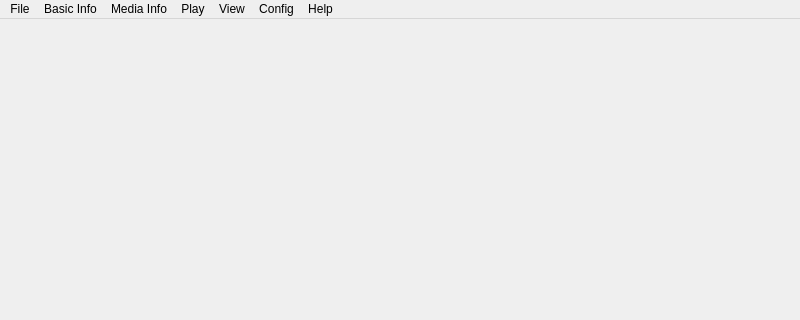
SunStorm2018/media-debuger, file src/mainwindow.ui: the form before one commit; both pictures show x 0 to 800 and y 0 to 320 of the 800 by 500 pixel window.
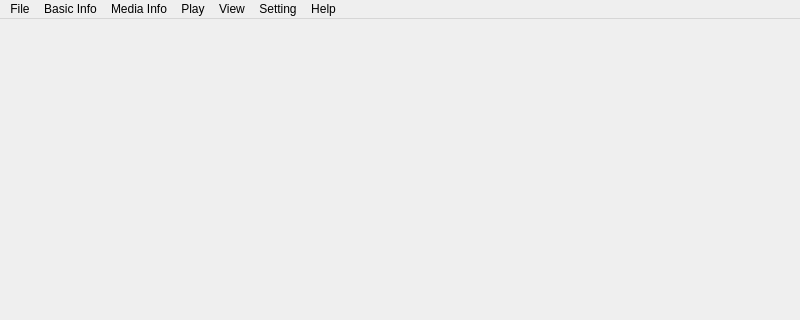
The form after the commit.

What changed in the file:
```diff
--- a/src/mainwindow.ui
+++ b/src/mainwindow.ui
@@ -113,9 +113,9 @@
     <addaction name="separator"/>
     <addaction name="actionShow_Pixel_Formats"/>
    </widget>
-   <widget class="QMenu" name="menuConfig">
+   <widget class="QMenu" name="menuSetting">
     <property name="title">
-     <string>Config</string>
+     <string>Setting</string>
     </property>
    </widget>
    <widget class="QMenu" name="menuPlay">
@@ -175,7 +175,7 @@
    <addaction name="menuMedia_Info"/>
    <addaction name="menuPlay"/>
    <addaction name="menuView"/>
-   <addaction name="menuConfig"/>
+   <addaction name="menuSetting"/>
    <addaction name="menuHelp"/>
   </widget>
   <widget class="QStatusBar" name="statusbar"/>
```
Left out of the diff: 1 changed line with no effect on the pictures.
